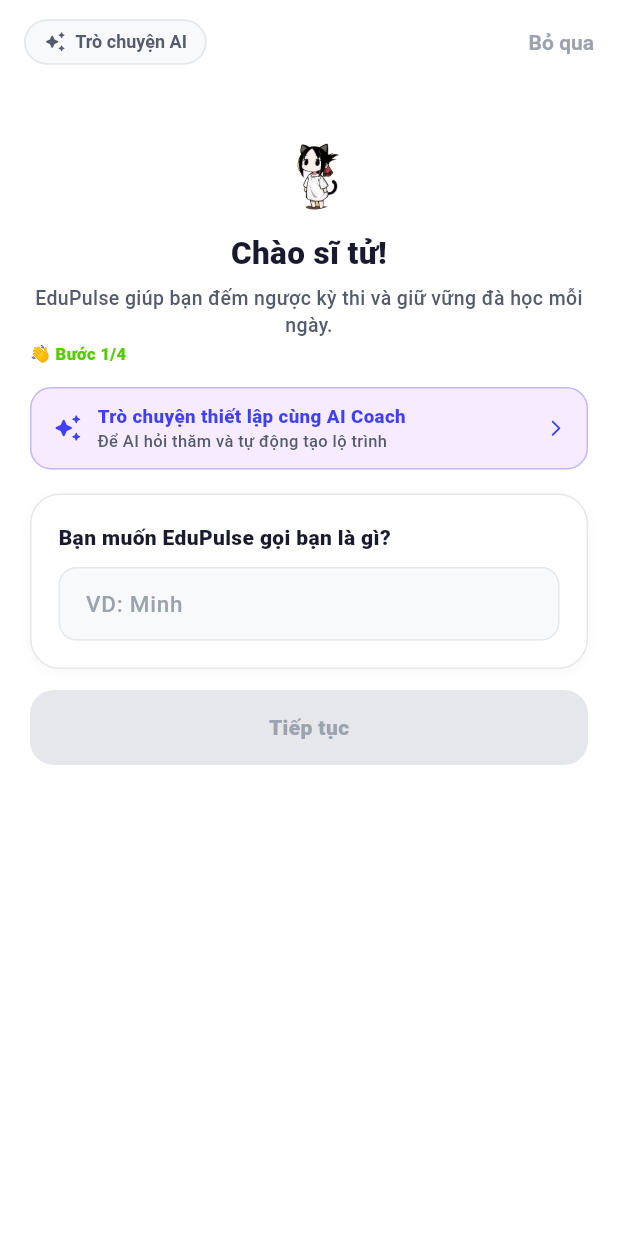
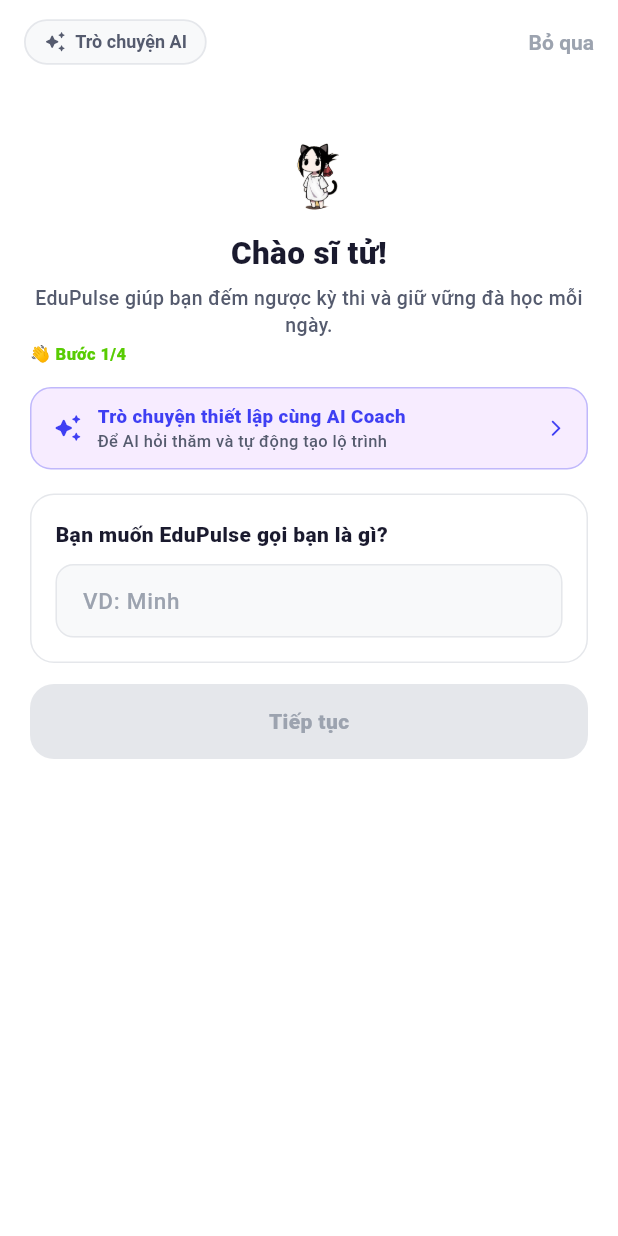
Before and after one commit to duycutecun/EduPulse, a Flutter app: the screen it shows after launch, on a phone screen of 412 x 824 dp. Run offline on Flutter 3.47's test engine with Material 3 defaults, Android fonts, the phone set to English and light mode, and no system bars; our stand-ins replace file_picker, firebase_auth, firebase_core, flutter_local_notifications, flutter_secure_storage, share_plus and 3 more; missing offline and left inert: dart:js_interop, flutter_math_fork, realtime_client; accounts and stored records are empty; network calls fail.

Commit message:
feat(ui): align shared widgets with frontend-ui-engineering standards
- glass_card: remove default drop shadow; shadows now opt-in via AppTokens; padding/radius -> tokens

- app_bottom_sheet: add FocusScope for keyboard a11y; magic numbers -> AppTokens

- confirmation_dialog: StatefulWidget + focus trap on confirm button

- primary_button: add optional focusNode param (backwards compatible)

```diff
--- a/lib/shared/widgets/glass_card.dart
+++ b/lib/shared/widgets/glass_card.dart
@@ -10,19 +10,22 @@
   final Color? borderColor;
   final double borderWidth;
   final VoidCallback? onTap;
+  /// Danh bóng tùy chọn. Mặc định **không có bóng** — thẻ dùng viền mỏng
+  /// (phẳng như Duolingo), tránh bóng dày làm chậm render trên máy yếu và
+  /// cạnh tranh với nội dung. Khi cần bóng, truyền [AppTokens.shadowSubtle].
   final List<BoxShadow>? shadows;
 
   const GlassCard({
     super.key,
     required this.child,
-    this.padding = const EdgeInsets.all(18),
+    this.padding = const EdgeInsets.all(16),
     this.margin,
-    this.borderRadius = 20,
+    this.borderRadius = 16,
     this.customColor,
     this.borderColor,
     this.borderWidth = 1,
     this.onTap,
-    this.shadows,
+    this.shadows = const [],
   });
 
   @override
@@ -39,14 +42,7 @@
         color: bgColor,
         borderRadius: BorderRadius.circular(borderRadius),
         border: Border.all(color: bColor, width: borderWidth),
-        boxShadow: shadows ??
-            [
-              BoxShadow(
-                color: Colors.black.withValues(alpha: 0.03),
-                blurRadius: 6,
-                offset: const Offset(0, 2),
-              ),
-            ],
+        boxShadow: shadows,
       ),
       child: Material(type: MaterialType.transparency, child: child),
     );
--- a/lib/shared/widgets/primary_button.dart
+++ b/lib/shared/widgets/primary_button.dart
@@ -14,6 +14,7 @@
   final double? width;
   final double height;
   final String? tooltip;
+  final FocusNode? focusNode;
 
   const PrimaryButton({
     super.key,
@@ -26,6 +27,7 @@
     this.width,
     this.height = AppTokens.standardTouchTarget,
     this.tooltip,
+    this.focusNode,
   });
 
   @override
@@ -37,6 +39,7 @@
       width: width,
       height: height,
       child: ElevatedButton(
+        focusNode: focusNode,
         onPressed: (isLoading || onPressed == null)
             ? null
             : () {
```
Also changed, not shown: lib/shared/widgets/app_bottom_sheet.dart (+16 -6 lines), lib/shared/widgets/confirmation_dialog.dart (+41 -14 lines).
